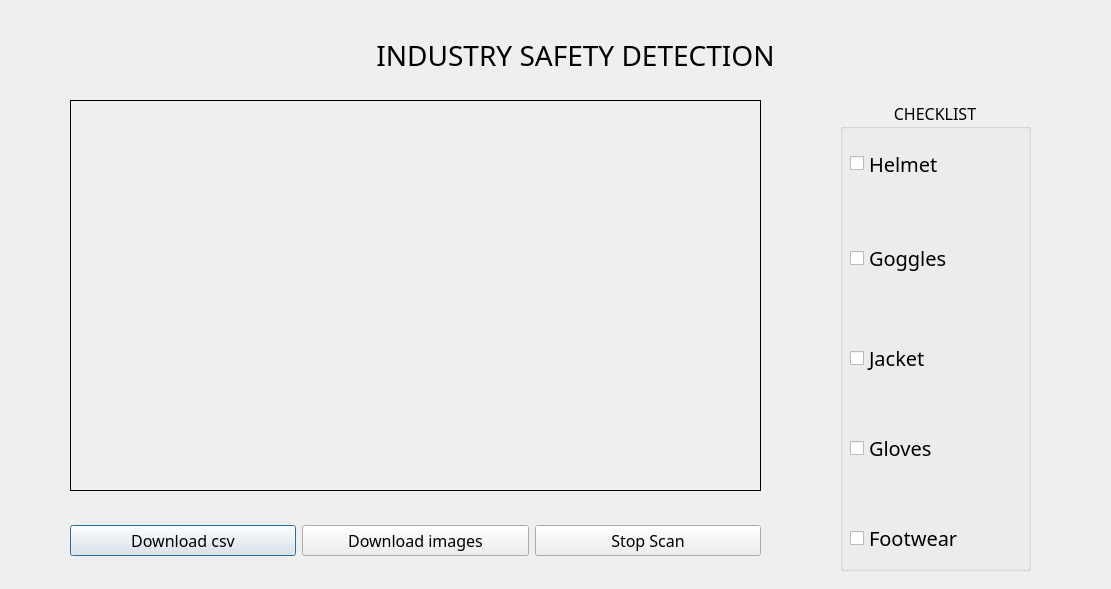
The window that ISD.ui (louisgautama/Industry-Safety-) describes before a commit, drawn with Qt 5.
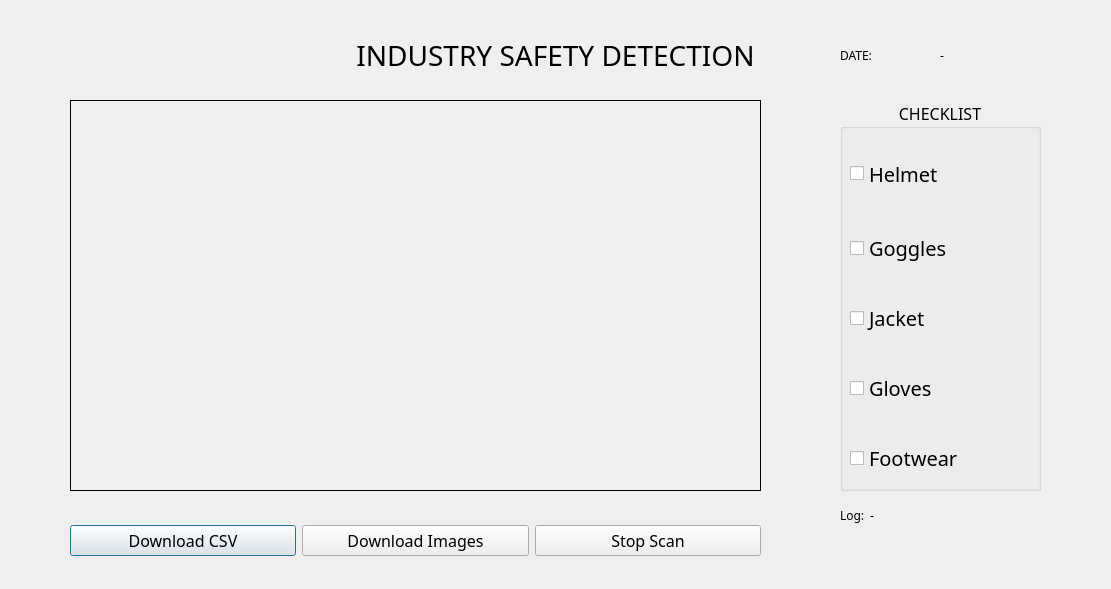
The same window after the commit.

Commit message: Added status box and date box

Patch:
```diff
--- a/ISD.ui
+++ b/ISD.ui
@@ -48,7 +48,7 @@
        </font>
       </property>
       <property name="text">
-       <string>Download csv</string>
+       <string>Download CSV</string>
       </property>
      </widget>
     </item>
@@ -61,7 +61,7 @@
        </font>
       </property>
       <property name="text">
-       <string>Download images</string>
+       <string>Download Images</string>
       </property>
      </widget>
     </item>
@@ -83,7 +83,7 @@
   <widget class="QLabel" name="label">
    <property name="geometry">
     <rect>
-     <x>300</x>
+     <x>280</x>
      <y>40</y>
      <width>551</width>
      <height>31</height>
@@ -107,8 +107,8 @@
     <rect>
      <x>840</x>
      <y>100</y>
-     <width>191</width>
-     <height>471</height>
+     <width>201</width>
+     <height>391</height>
     </rect>
    </property>
    <property name="font">
@@ -127,7 +127,7 @@
     <property name="geometry">
      <rect>
       <x>10</x>
-      <y>50</y>
+      <y>60</y>
       <width>159</width>
       <height>27</height>
      </rect>
@@ -146,7 +146,7 @@
     <property name="geometry">
      <rect>
       <x>10</x>
-      <y>140</y>
+      <y>130</y>
       <width>159</width>
       <height>36</height>
      </rect>
@@ -165,7 +165,7 @@
     <property name="geometry">
      <rect>
       <x>10</x>
-      <y>240</y>
+      <y>200</y>
       <width>159</width>
       <height>36</height>
      </rect>
@@ -184,7 +184,7 @@
     <property name="geometry">
      <rect>
       <x>10</x>
-      <y>330</y>
+      <y>270</y>
       <width>159</width>
       <height>36</height>
      </rect>
@@ -206,7 +206,7 @@
     <property name="geometry">
      <rect>
       <x>10</x>
-      <y>420</y>
+      <y>340</y>
       <width>159</width>
       <height>36</height>
      </rect>
@@ -222,6 +222,82 @@
     </property>
    </widget>
   </widget>
+  <widget class="QLabel" name="logLabel">
+   <property name="geometry">
+    <rect>
+     <x>840</x>
+     <y>500</y>
+     <width>81</width>
+     <height>31</height>
+    </rect>
+   </property>
+   <property name="font">
+    <font>
+     <family>Franklin Gothic Medium Cond</family>
+     <pointsize>9</pointsize>
+    </font>
+   </property>
+   <property name="text">
+    <string>Log: </string>
+   </property>
+  </widget>
+  <widget class="QLabel" name="logFill">
+   <property name="geometry">
+    <rect>
+     <x>870</x>
+     <y>500</y>
+     <width>160</width>
+     <height>31</height>
+    </rect>
+   </property>
+   <property name="font">
+    <font>
+     <family>Franklin Gothic Medium Cond</family>
+     <pointsize>9</pointsize>
+    </font>
+   </property>
+   <property name="text">
+    <string>-</string>
+   </property>
+  </widget>
+  <widget class="QLabel" name="DateLabel">
+   <property name="geometry">
+    <rect>
+     <x>840</x>
+     <y>40</y>
+     <width>81</width>
+     <height>31</height>
+    </rect>
+   </property>
+   <property name="font">
+    <font>
+     <family>Franklin Gothic Medium Cond</family>
+     <pointsize>9</pointsize>
+    </font>
+   </property>
+   <property name="text">
+    <string>DATE: </string>
+   </property>
+  </widget>
+  <widget class="QLabel" name="DateLabel_2">
+   <property name="geometry">
+    <rect>
+     <x>940</x>
+     <y>40</y>
+     <width>160</width>
+     <height>31</height>
+    </rect>
+   </property>
+   <property name="font">
+    <font>
+     <family>Franklin Gothic Medium Cond</family>
+     <pointsize>9</pointsize>
+    </font>
+   </property>
+   <property name="text">
+    <string>-</string>
+   </property>
+  </widget>
  </widget>
  <resources/>
  <connections/>
```
